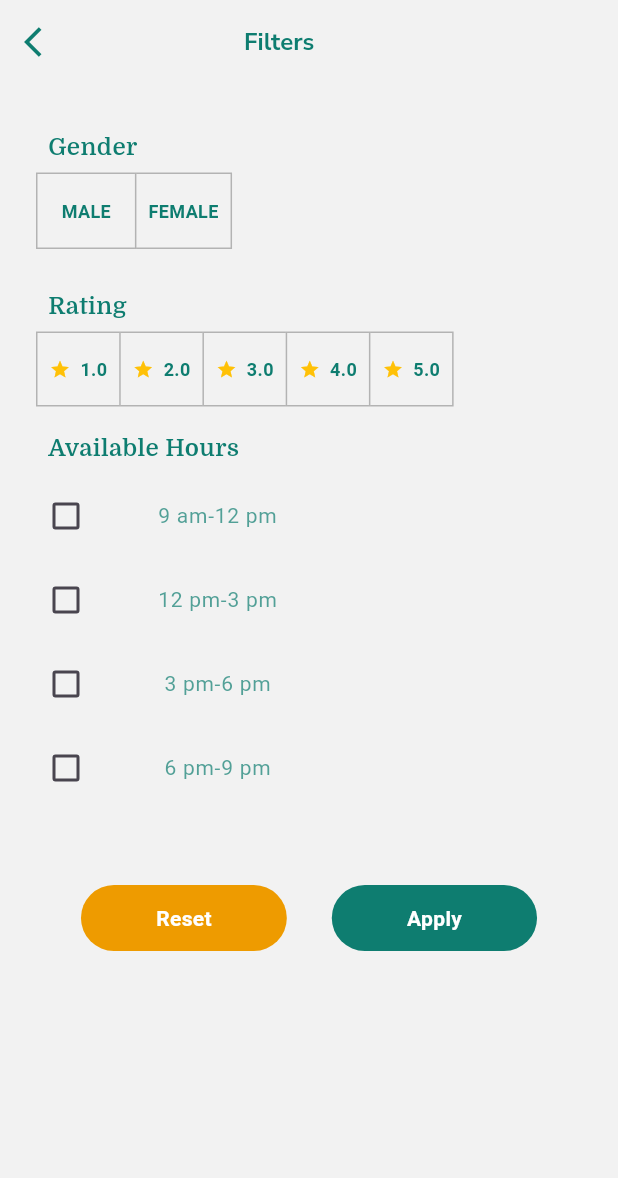
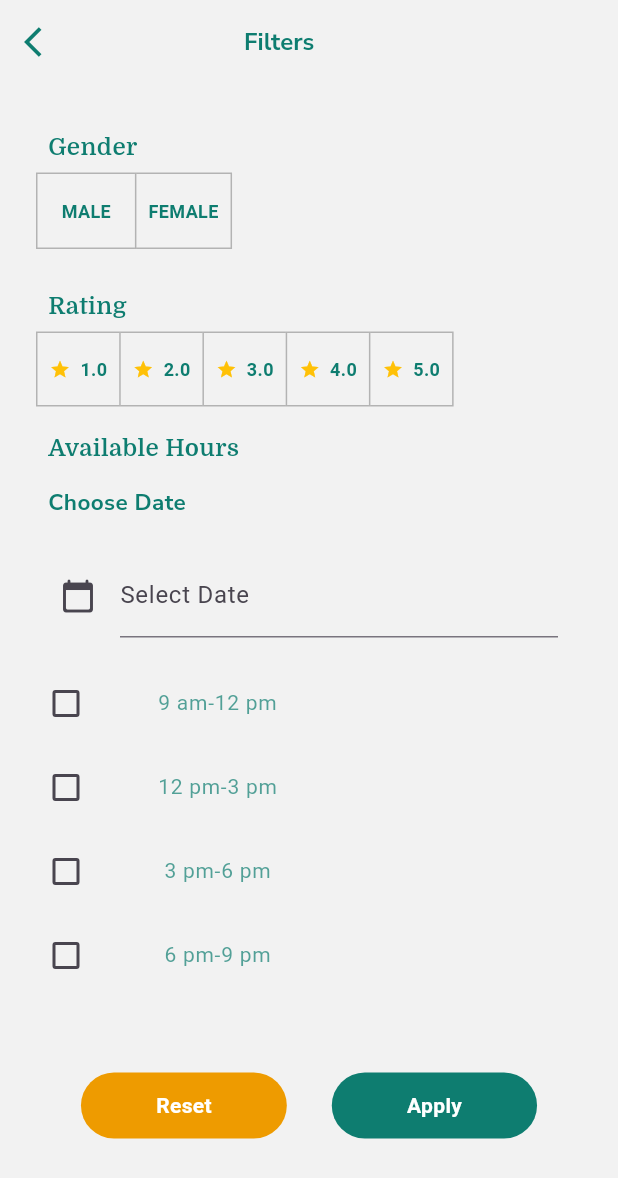
Before and after one commit to RokayaFawzy/tameit, a Flutter app: the FiltersScreen screen opened by its route, on a phone screen of 412 x 824 dp. Shown: the top 1178 px of the screen. Run offline on Flutter 3.47's test engine with Material 3 defaults, Android fonts, the phone set to English and light mode, and no system bars; our stand-ins replace flutter_feather_icons, flutter_rating_bar, google_fonts, intl_phone_field; missing offline and left inert: flutter_verification_code.

Commit message:
edit_Filter date

```diff
--- a/tame_it/lib/Screens/navbar_Root_Screens/branch_Screens/filter_Page.dart
+++ b/tame_it/lib/Screens/navbar_Root_Screens/branch_Screens/filter_Page.dart
@@ -3,6 +3,7 @@ import 'package:tame_it/widgets/Toggle_rating.dart';
 import 'package:tame_it/widgets/toggle_gender.dart';
 import 'package:tame_it/widgets/toggle_hours_checkbox.dart';
 import 'package:tame_it/values/values.dart';
+import 'package:intl/intl.dart';
 
 class FiltersScreen extends StatefulWidget {
   const FiltersScreen({super.key});
@@ -12,6 +13,8 @@ class FiltersScreen extends StatefulWidget {
 }
 
 class _FiltersScreenState extends State<FiltersScreen> {
+  final TextEditingController _date = TextEditingController();
+
   // Add this variable
   @override
   Widget build(BuildContext context) {
@@ -107,6 +110,43 @@ class _FiltersScreenState extends State<FiltersScreen> {
                       ],
                     ),
                   ),
+                  Container(
+                    padding: const EdgeInsets.all(8),
+                    child: const Row(
+                      children: [
+                        Text(
+                          "Choose Date",
+                          style: TextStyle(
+                              fontSize: 15,
+                              fontWeight: FontWeight.w700,
+                              fontFamily: 'NunitoSans',
+                              color: AppColors.deepsea),
+                        ),
+                      ],
+                    ),
+                  ),
+                  Container(
+                    padding: const EdgeInsets.all(16),
+                    child: TextField(
+                      controller: _date,
+                      decoration: const InputDecoration(
+                          icon: Icon(Icons.calendar_today_rounded),
+                          labelText: "Select Date"),
+                      onTap: () async {
+                        DateTime? pickeddate = await showDatePicker(
+                            context: context,
+                            initialDate: DateTime.now(),
+                            firstDate: DateTime(2000),
+                            lastDate: DateTime(2110));
+                        if (pickeddate != null) {
+                          setState(() {
+                            _date.text =
+                                DateFormat('yyyy-MM-dd').format(pickeddate);
+                          });
+                        }
+                      },
+                    ),
+                  ),
                   Container(child: const AvailableHoursCheckbox()),
                   const SizedBox(height: 50),
                   Row(
--- a/tame_it/pubspec.yaml
+++ b/tame_it/pubspec.yaml
@@ -40,6 +40,7 @@ dependencies:
   google_fonts: ^6.1.0
   icon_forest: ^1.1.8
   melos: ^3.1.1
+  intl: ^0.18.1
   flutter_feather_icons: ^2.0.0+1
   flutter_rating_bar: ^4.0.1
 
```
Also changed, not shown: tame_it/pubspec.lock.
